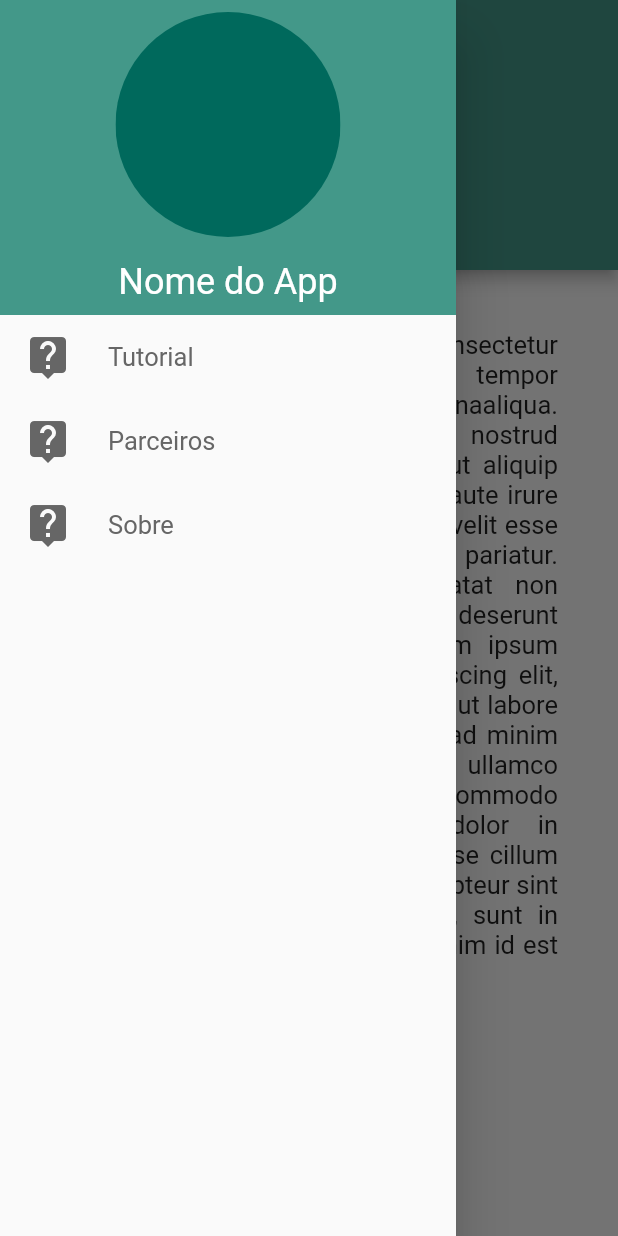
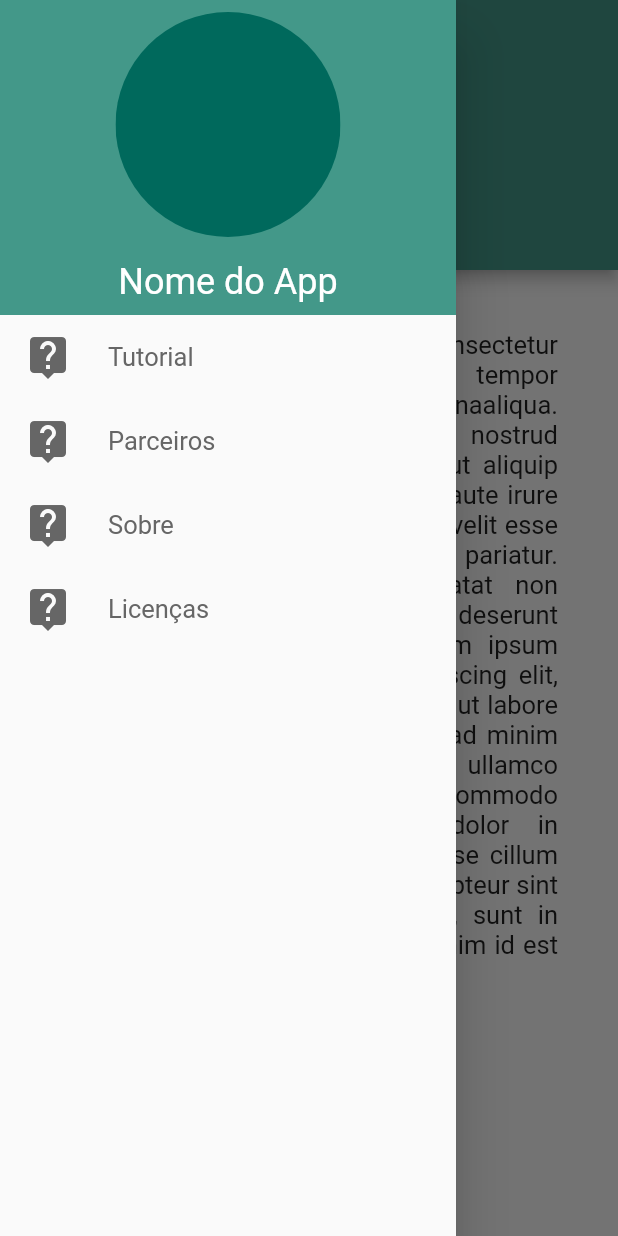
Before and after one commit to TheuFerreira/Flutter-Barraginha, a Flutter app: the AboutPage screen opened directly, after a tap on the "reorder" icon, on a phone screen of 412 x 824 dp. Run offline on Flutter 3.47's test engine with Material 2 defaults, Android fonts, the phone set to English and light mode, and no system bars; our stand-ins replace dio, flutter_mobx, fluttertoast, geolocator, google_fonts, google_maps_flutter and 3 more; accounts and stored records are empty; generated files the repository leaves out were written again.

Commit message:
Added Navigator in Drawer home screen

```diff
--- a/lib/app/screens/projects/components/drawer_widget.dart
+++ b/lib/app/screens/projects/components/drawer_widget.dart
@@ -1,4 +1,6 @@
 import 'package:flutter/material.dart';
+import 'package:flutter_barraginha/app/screens/about/abaut_page.dart';
+import 'package:flutter_barraginha/app/screens/licenses/licenses_page.dart';
 import 'package:flutter_barraginha/app/screens/partners/partners_page.dart';
 import 'package:flutter_barraginha/app/screens/projects/components/item_drawer_widget.dart';
 
@@ -59,9 +61,19 @@ class DrawerWidget extends StatelessWidget {
                 ),
                 ItemDrawerWidget(
                   title: 'Sobre',
-                  onTap: () {
-                    // TODO: Sobre
-                  },
+                  onTap: () => Navigator.of(context).push(
+                    MaterialPageRoute(
+                      builder: (builder) => const AboutPage(),
+                    ),
+                  ),
+                ),
+                ItemDrawerWidget(
+                  title: 'Licenças',
+                  onTap: () => Navigator.of(context).push(
+                    MaterialPageRoute(
+                      builder: (builder) => const LicensesPage(),
+                    ),
+                  ),
                 ),
               ],
             ),
```
